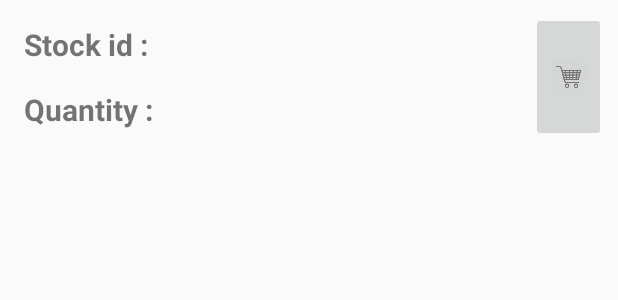
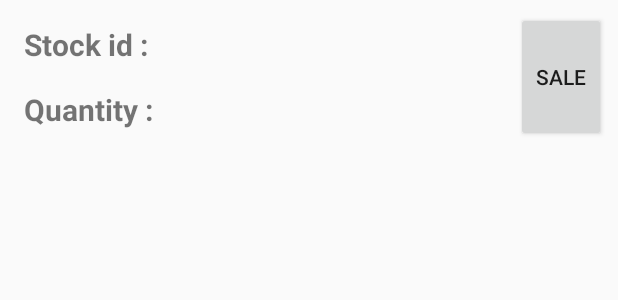
Before and after one commit to LM6194/newInventoryApp, an Android app: the layout list_item.xml on its own in the app's theme, with its tools: preview values and no code run, on a phone screen of 412 x 824 dp. Shown: the top 300 px of the screen. Run offline under Robolectric (Android 15) with nearby library versions, the phone set to English and light mode, and no system bars.

Commit message:
Think all the problems are solve

```diff
--- a/app/src/main/res/layout/list_item.xml
+++ b/app/src/main/res/layout/list_item.xml
@@ -71,11 +71,12 @@
 
     </LinearLayout>
 
-    <ImageButton
+    <Button
         android:id="@+id/sale_button"
-        android:layout_width="50dp"
+        android:layout_width="60dp"
         android:layout_height="match_parent"
-        android:src="@drawable/shopping_cart" />
+        android:src="@drawable/shopping_cart"
+        android:text="Sale" />
 
 
 </LinearLayout>
--- a/app/src/main/res/values/strings.xml
+++ b/app/src/main/res/values/strings.xml
@@ -109,4 +109,5 @@
     <string name="empty_quantity">The quantity field cannot be empty</string>
     <string name="empty_cost">The cost field cannot be empty</string>
     <string name="empty_price">The Price field cannot be empty</string>
+    <string name="out_of_stock">Out of Stock</string>
 </resources>
--- a/build.gradle
+++ b/build.gradle
@@ -7,7 +7,7 @@ buildscript {
         jcenter()
     }
     dependencies {
-        classpath 'com.android.tools.build:gradle:3.2.0'
+        classpath 'com.android.tools.build:gradle:3.2.1'
 
 
         // NOTE: Do not place your application dependencies here; they belong
```
Also changed, not shown: app/src/main/java/com/example/luis/inventoryapp/InventoryCursorAdapter.java (+34 -13 lines), app/src/main/java/com/example/luis/inventoryapp/ItemEditorActivity.java (+8 -0 lines), app/src/main/java/com/example/luis/inventoryapp/MainActivity.java (+29 -0 lines).
